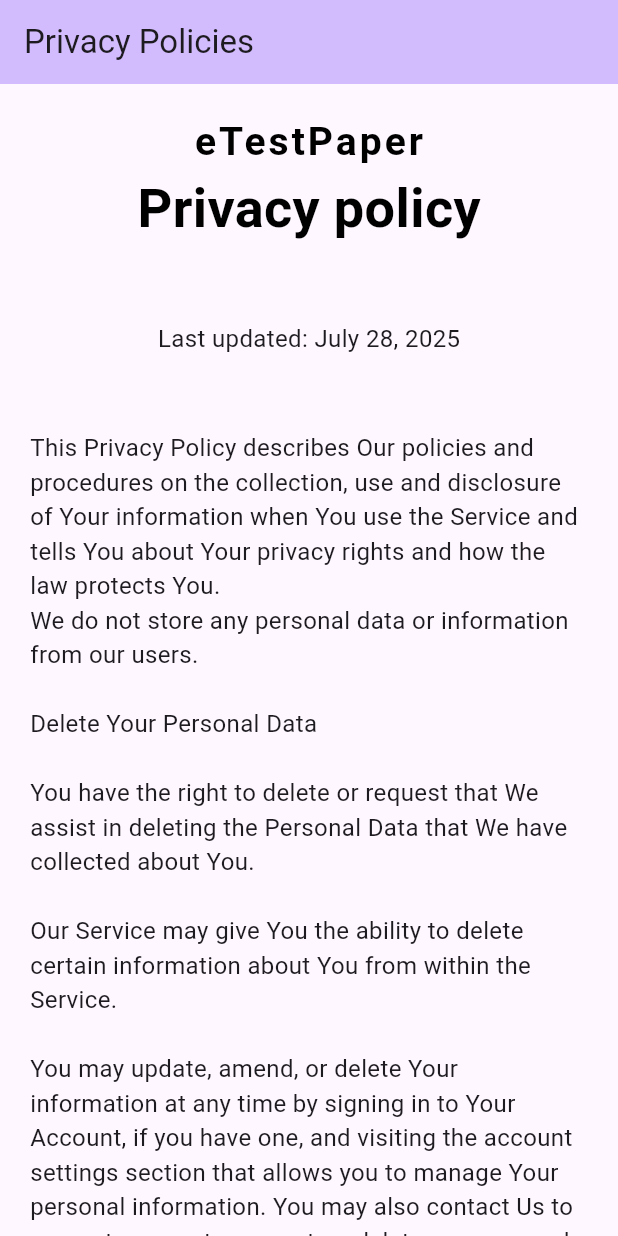
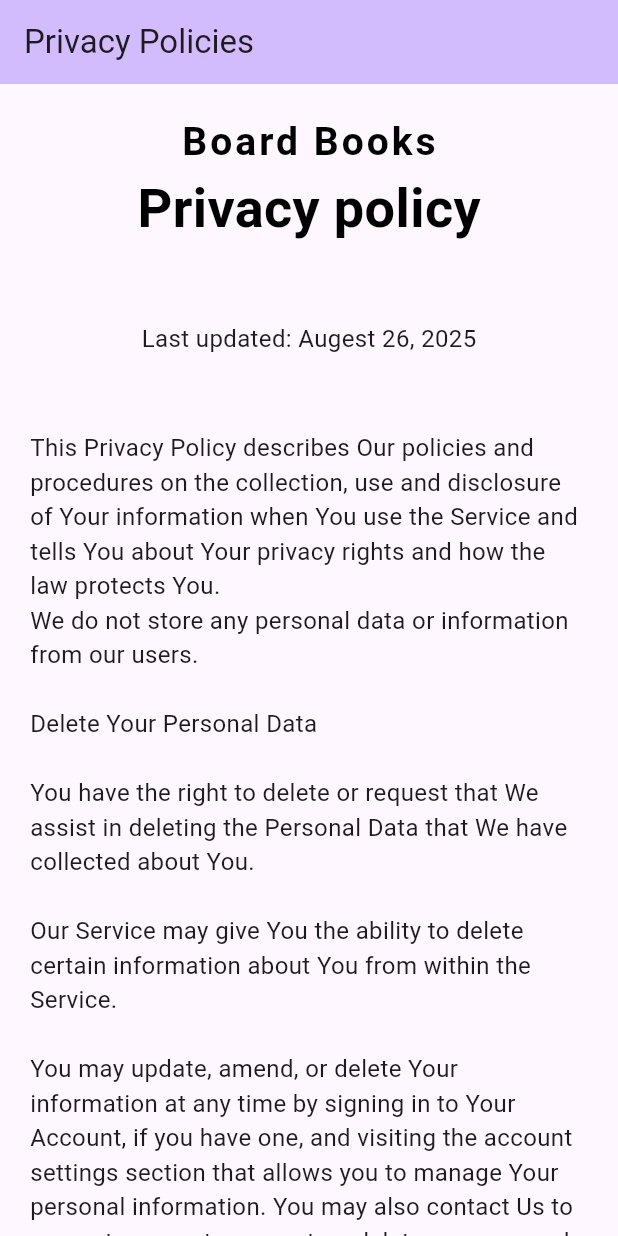
Before and after one commit to nextive-rahim/support-url-web-app, a Flutter app: the screen it shows after launch, on a phone screen of 412 x 824 dp. Run offline on Flutter 3.47's test engine with Material 3 defaults, Android fonts, the phone set to English and light mode, and no system bars.

Commit message:
refactor : Refactor code

```diff
--- a/lib/main.dart
+++ b/lib/main.dart
@@ -12,7 +12,7 @@
   Widget build(BuildContext context) {
     return MaterialApp(
       debugShowCheckedModeBanner: false,
-      title: 'eTestPaper',
+      title: 'Board Books',
       theme: ThemeData(
         // This is the theme of your application.
         //
@@ -96,7 +96,7 @@
               mainAxisAlignment: MainAxisAlignment.center,
               children: <Widget>[
                 Text(
-                  'eTestPaper',
+                  'Board Books',
                   style: TextStyle(
                     fontSize: 26,
                     fontWeight: FontWeight.w600,
@@ -115,7 +115,7 @@
                 ),
                 SizedBox(height: 50),
                 Text(
-                  'Last updated: July 28, 2025',
+                  'Last updated: Augest 26, 2025',
                   style: TextStyle(
                     fontSize: 16,
                     // fontWeight: FontWeight.w600,
```
Also changed, not shown: 10 other files.
